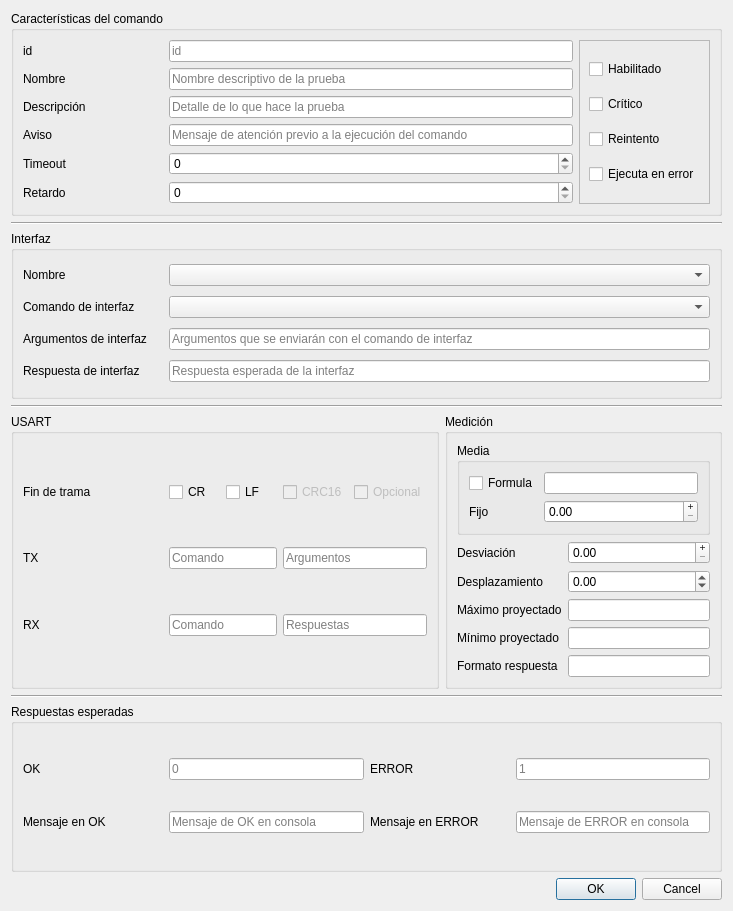
First picture: the form in src/commandeditdialog.ui, repository tarpuq/tarpuqJIGsw, before the edit.
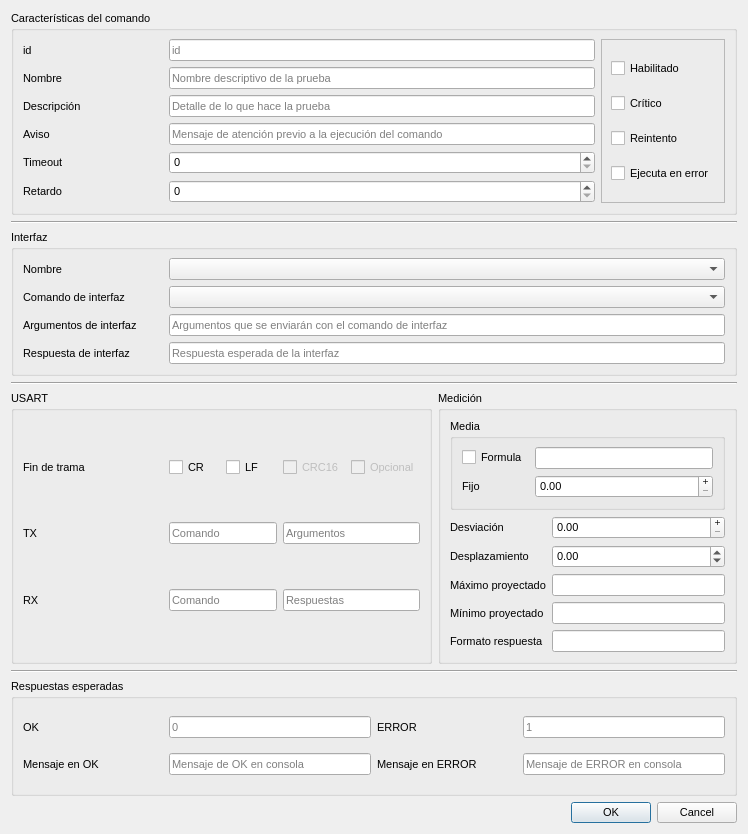
Second picture: the form after the edit.

The edit to the form file:
```diff
--- a/src/commandeditdialog.ui
+++ b/src/commandeditdialog.ui
@@ -6,10 +6,15 @@
    <rect>
     <x>0</x>
     <y>0</y>
-    <width>733</width>
-    <height>911</height>
+    <width>748</width>
+    <height>834</height>
    </rect>
   </property>
+  <property name="font">
+   <font>
+    <pointsize>8</pointsize>
+   </font>
+  </property>
   <property name="windowTitle">
    <string>Editor de comandos</string>
   </property>
```
